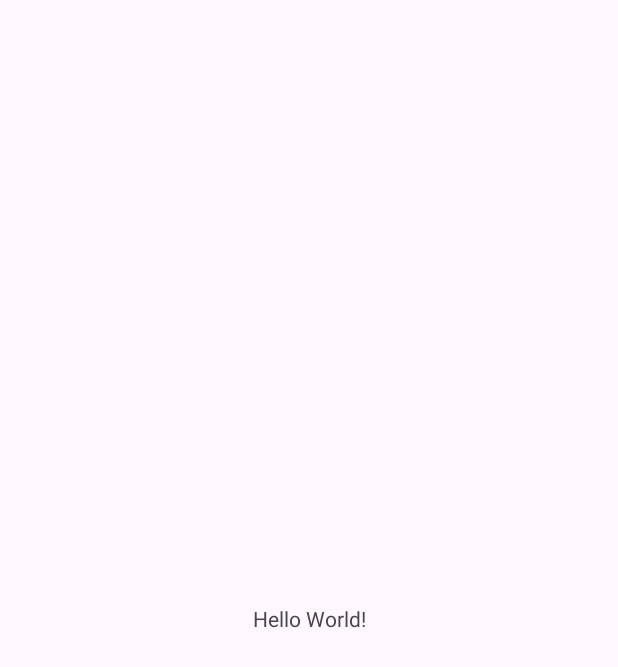
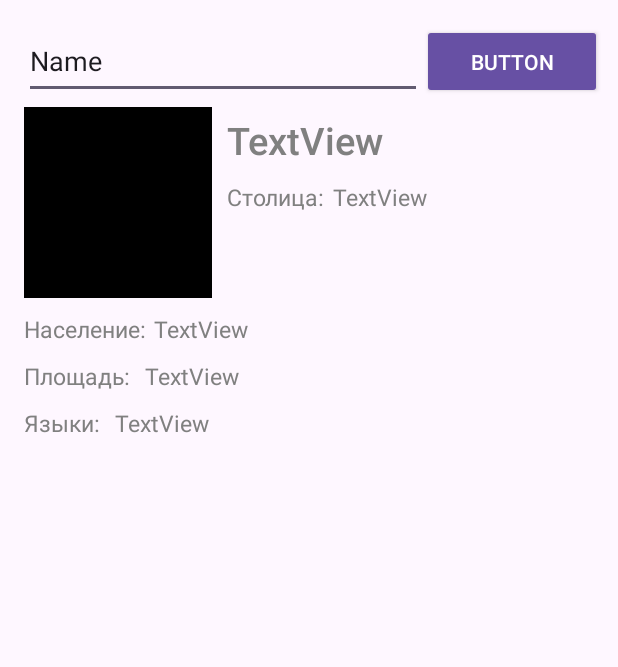
Before and after one commit to AlexeyLomakin/LomakinCountriesApp, an Android app: the screen it shows after launch (MainActivity), on a phone screen of 412 x 824 dp. Before the commit the part shown is almost empty. Shown: the top 667 px of the screen. Run offline under Robolectric (Android 15) with nearby library versions, the phone set to English and light mode, and no system bars.

Commit message:
Fill activity_main.xml components

```diff
--- a/app/src/main/res/layout/activity_main.xml
+++ b/app/src/main/res/layout/activity_main.xml
@@ -6,13 +6,138 @@
     android:layout_height="match_parent"
     tools:context=".MainActivity">
 
+    <EditText
+        android:id="@+id/country_name_edit_text"
+        app:layout_constraintStart_toStartOf="parent"
+        app:layout_constraintTop_toTopOf="parent"
+        app:layout_constraintEnd_toStartOf="@id/confirm_button"
+        android:layout_marginTop="16dp"
+        android:layout_marginLeft="16dp"
+        android:layout_width="265dp"
+        android:layout_height="50dp"
+        android:text="Name"/>
+
+    <Button
+        android:id="@+id/confirm_button"
+        style="@style/Widget.AppCompat.Button"
+        android:layout_width="120dp"
+        android:layout_height="50dp"
+        android:layout_marginTop="16dp"
+        android:layout_marginRight="16dp"
+        android:text="Button"
+        app:layout_constraintStart_toEndOf="@+id/country_name_edit_text"
+        app:layout_constraintTop_toTopOf="parent" />
+
+    <ImageView
+        android:id="@+id/photo"
+        android:layout_width="125dp"
+        android:layout_height="127dp"
+        android:layout_marginStart="16dp"
+        android:layout_marginTop="5dp"
+        android:src="@color/black"
+        app:layout_constraintStart_toStartOf="parent"
+        app:layout_constraintTop_toBottomOf="@+id/country_name_edit_text"
+        tools:srcCompat="@tools:sample/avatars"/>
+
     <TextView
+        android:id="@+id/country_name_text_view"
+        android:text="TextView"
+        android:fontFamily="sans-serif-medium"
+        android:textColor="#808080"
+        android:layout_marginStart="10dp"
+        android:layout_marginTop="10dp"
         android:layout_width="wrap_content"
         android:layout_height="wrap_content"
-        android:text="Hello World!"
-        app:layout_constraintBottom_toBottomOf="parent"
-        app:layout_constraintEnd_toEndOf="parent"
+        app:layout_constraintStart_toEndOf="@+id/photo"
+        app:layout_constraintTop_toBottomOf="@+id/country_name_edit_text"
+        android:textSize="25dp"/>
+    <TextView
+        android:id="@+id/text_view1"
+        android:text="Столица:"
+        android:textColor="#808080"
+        android:layout_marginStart="10dp"
+        android:layout_marginTop="10dp"
+        android:layout_width="wrap_content"
+        android:layout_height="wrap_content"
+        app:layout_constraintStart_toEndOf="@+id/photo"
+        app:layout_constraintTop_toBottomOf="@+id/country_name_text_view"
+        android:textSize="15dp"/>
+    <TextView
+        android:id="@+id/capital_text_view"
+        android:text="TextView"
+        android:textColor="#808080"
+        android:layout_marginStart="5dp"
+        android:layout_marginTop="10dp"
+        android:layout_width="wrap_content"
+        android:layout_height="wrap_content"
+        app:layout_constraintStart_toEndOf="@+id/text_view1"
+        app:layout_constraintTop_toBottomOf="@+id/country_name_text_view"
+        android:textSize="15dp"/>
+    <TextView
+        android:id="@+id/text_view2"
+        android:text="Население:"
+        android:textColor="#808080"
+        android:layout_marginStart="16dp"
+        android:layout_marginTop="10dp"
+        android:layout_width="wrap_content"
+        android:layout_height="wrap_content"
+        app:layout_constraintTop_toBottomOf="@+id/photo"
         app:layout_constraintStart_toStartOf="parent"
-        app:layout_constraintTop_toTopOf="parent" />
+        android:textSize="15dp"/>
+    <TextView
+        android:id="@+id/population_text_view"
+        android:text="TextView"
+        android:textColor="#808080"
+        android:layout_marginStart="5dp"
+        android:layout_marginTop="10dp"
+        android:layout_width="wrap_content"
+        android:layout_height="wrap_content"
+        app:layout_constraintTop_toBottomOf="@+id/photo"
+        app:layout_constraintStart_toEndOf="@+id/text_view2"
+        android:textSize="15dp"/>
+    <TextView
+        android:id="@+id/text_view3"
+        android:text="Площадь:"
+        android:textColor="#808080"
+        android:layout_marginStart="16dp"
+        android:layout_marginTop="10dp"
+        android:layout_width="wrap_content"
+        android:layout_height="wrap_content"
+        app:layout_constraintTop_toBottomOf="@+id/text_view2"
+        app:layout_constraintStart_toStartOf="parent"
+        android:textSize="15dp"/>
+    <TextView
+        android:id="@+id/area_text_view"
+        android:text="TextView"
+        android:textColor="#808080"
+        android:layout_marginStart="10dp"
+        android:layout_marginTop="10dp"
+        android:layout_width="wrap_content"
+        android:layout_height="wrap_content"
+        app:layout_constraintTop_toBottomOf="@+id/population_text_view"
+        app:layout_constraintStart_toEndOf="@+id/text_view3"
+        android:textSize="15dp"/>
+    <TextView
+        android:id="@+id/text_view4"
+        android:text="Языки:"
+        android:textColor="#808080"
+        android:layout_marginStart="16dp"
+        android:layout_marginTop="10dp"
+        android:layout_width="wrap_content"
+        android:layout_height="wrap_content"
+        app:layout_constraintTop_toBottomOf="@+id/text_view3"
+        app:layout_constraintStart_toStartOf="parent"
+        android:textSize="15dp"/>
+    <TextView
+        android:id="@+id/languages_text_view"
+        android:text="TextView"
+        android:textColor="#808080"
+        android:layout_marginStart="10dp"
+        android:layout_marginTop="10dp"
+        android:layout_width="wrap_content"
+        android:layout_height="wrap_content"
+        app:layout_constraintTop_toBottomOf="@+id/area_text_view"
+        app:layout_constraintStart_toEndOf="@+id/text_view4"
+        android:textSize="15dp"/>
 
 </androidx.constraintlayout.widget.ConstraintLayout>
```
